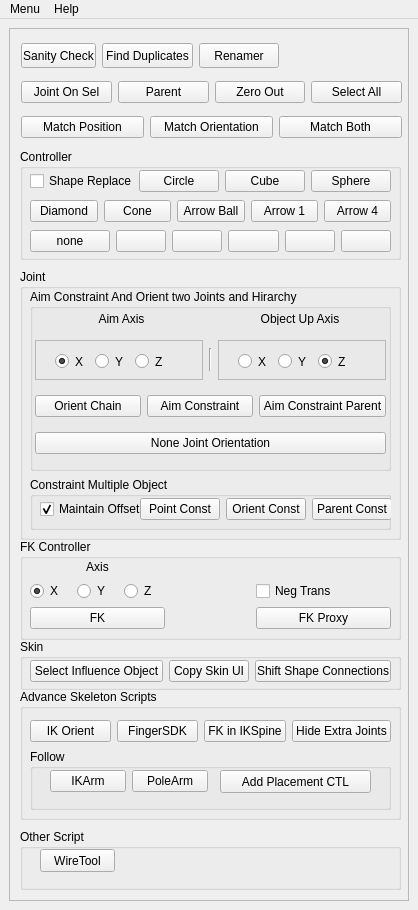
Old version of the form rigtools/ui/rigTools_ui.ui in the repository amolrupnar/rigtools.
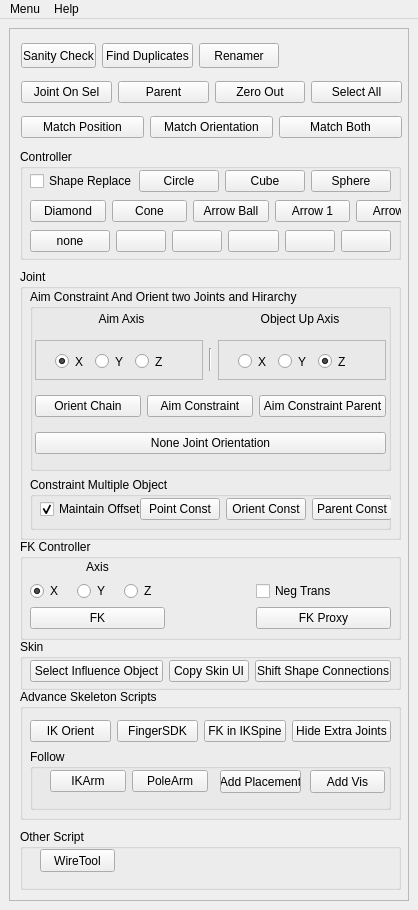
New version of the form.

```diff
--- a/rigtools/ui/rigTools_ui.ui
+++ b/rigtools/ui/rigTools_ui.ui
@@ -594,12 +594,25 @@
            <rect>
             <x>190</x>
             <y>21</y>
-            <width>151</width>
+            <width>81</width>
             <height>23</height>
            </rect>
           </property>
           <property name="text">
-           <string>Add Placement CTL</string>
+           <string>Add Placement</string>
+          </property>
+         </widget>
+         <widget class="QPushButton" name="addVis_btn">
+          <property name="geometry">
+           <rect>
+            <x>280</x>
+            <y>21</y>
+            <width>75</width>
+            <height>23</height>
+           </rect>
+          </property>
+          <property name="text">
+           <string>Add Vis</string>
           </property>
          </widget>
         </widget>
@@ -781,7 +794,7 @@
           <rect>
            <x>10</x>
            <y>50</y>
-           <width>361</width>
+           <width>401</width>
            <height>25</height>
           </rect>
          </property>
```
